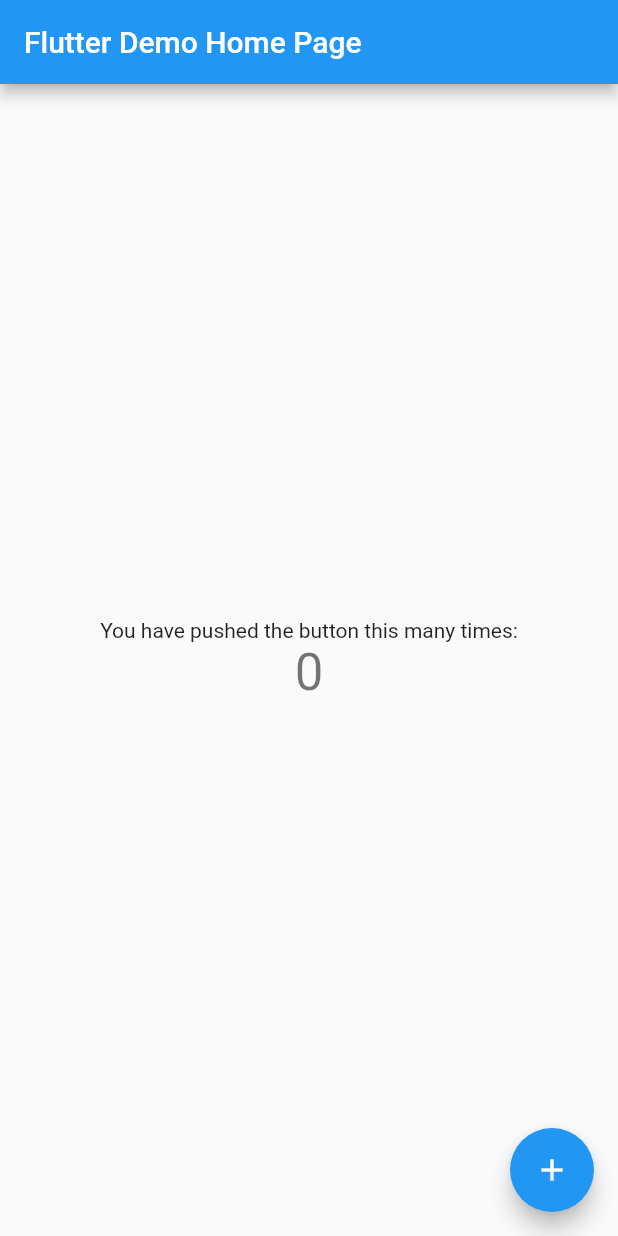
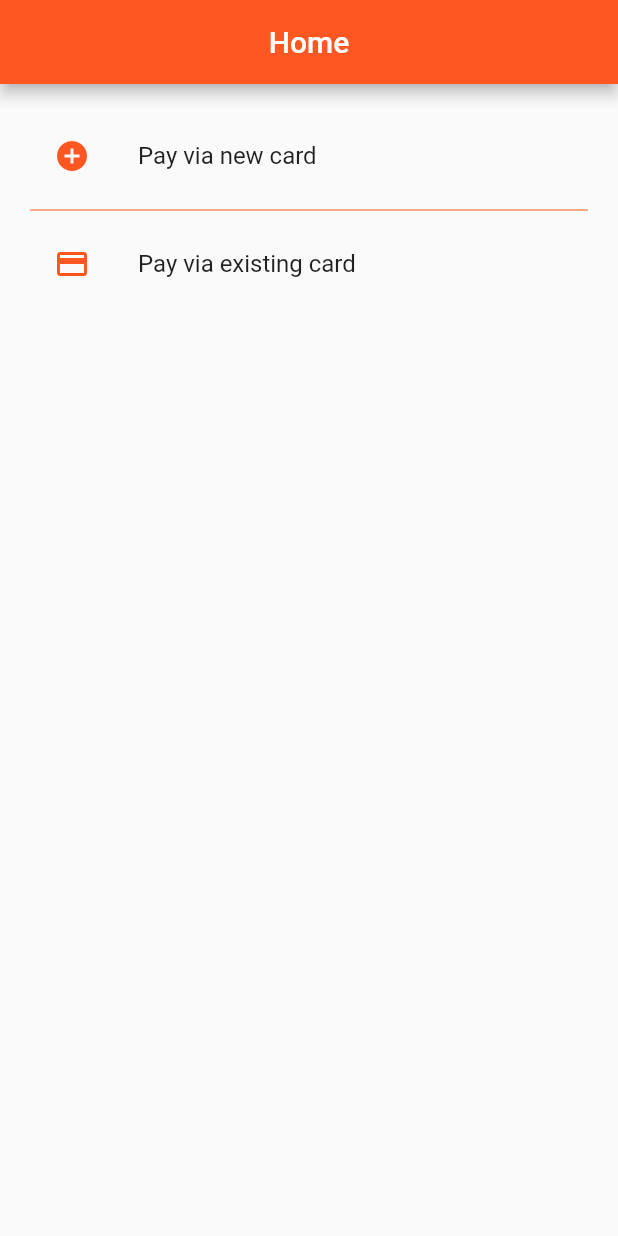
Before and after one commit to hardliver/flutter_stripe, a Flutter app: the screen it shows after launch, on a phone screen of 412 x 824 dp. Run offline on Flutter 3.47's test engine with Material 2 defaults, Android fonts, the phone set to English and light mode, and no system bars; our stand-ins replace flutter_credit_card.

Commit message:
Part 1 / 3 - Home & Existing Cards Pages UI

```diff
--- a/lib/main.dart
+++ b/lib/main.dart
@@ -1,113 +1,24 @@
 import 'package:flutter/material.dart';
+import 'package:flutter_stripe/pages/existing-cards.dart';
+import 'package:flutter_stripe/pages/home.dart';
 
 void main() {
   runApp(MyApp());
 }
 
 class MyApp extends StatelessWidget {
-  // This widget is the root of your application.
   @override
   Widget build(BuildContext context) {
     return MaterialApp(
       title: 'Flutter Demo',
       theme: ThemeData(
-        // This is the theme of your application.
-        //
-        // Try running your application with "flutter run". You'll see the
-        // application has a blue toolbar. Then, without quitting the app, try
-        // changing the primarySwatch below to Colors.green and then invoke
-        // "hot reload" (press "r" in the console where you ran "flutter run",
-        // or simply save your changes to "hot reload" in a Flutter IDE).
-        // Notice that the counter didn't reset back to zero; the application
-        // is not restarted.
-        primarySwatch: Colors.blue,
+        primarySwatch: Colors.deepOrange,
       ),
-      home: MyHomePage(title: 'Flutter Demo Home Page'),
+      initialRoute: '/home',
+      routes: {
+        '/home': (context) => HomePage(),
+        '/existing-cards': (context) => ExistingCardsPage(),
+      },
     );
   }
 }
-
-class MyHomePage extends StatefulWidget {
-  MyHomePage({Key key, this.title}) : super(key: key);
-
-  // This widget is the home page of your application. It is stateful, meaning
-  // that it has a State object (defined below) that contains fields that affect
-  // how it looks.
-
-  // This class is the configuration for the state. It holds the values (in this
-  // case the title) provided by the parent (in this case the App widget) and
-  // used by the build method of the State. Fields in a Widget subclass are
-  // always marked "final".
-
-  final String title;
-
-  @override
-  _MyHomePageState createState() => _MyHomePageState();
-}
-
-class _MyHomePageState extends State<MyHomePage> {
-  int _counter = 0;
-
-  void _incrementCounter() {
-    setState(() {
-      // This call to setState tells the Flutter framework that something has
-      // changed in this State, which causes it to rerun the build method below
-      // so that the display can reflect the updated values. If we changed
-      // _counter without calling setState(), then the build method would not be
-      // called again, and so nothing would appear to happen.
-      _counter++;
-    });
-  }
-
-  @override
-  Widget build(BuildContext context) {
-    // This method is rerun every time setState is called, for instance as done
-    // by the _incrementCounter method above.
-    //
-    // The Flutter framework has been optimized to make rerunning build methods
-    // fast, so that you can just rebuild anything that needs updating rather
-    // than having to individually change instances of widgets.
-    return Scaffold(
-      appBar: AppBar(
-        // Here we take the value from the MyHomePage object that was created by
-        // the App.build method, and use it to set our appbar title.
-        title: Text(widget.title),
-      ),
-      body: Center(
-        // Center is a layout widget. It takes a single child and positions it
-        // in the middle of the parent.
-        child: Column(
-          // Column is also a layout widget. It takes a list of children and
-          // arranges them vertically. By default, it sizes itself to fit its
-          // children horizontally, and tries to be as tall as its parent.
-          //
-          // Invoke "debug painting" (press "p" in the console, choose the
-          // "Toggle Debug Paint" action from the Flutter Inspector in Android
-          // Studio, or the "Toggle Debug Paint" command in Visual Studio Code)
-          // to see the wireframe for each widget.
-          //
-          // Column has various properties to control how it sizes itself and
-          // how it positions its children. Here we use mainAxisAlignment to
-          // center the children vertically; the main axis here is the vertical
-          // axis because Columns are vertical (the cross axis would be
-          // horizontal).
-          mainAxisAlignment: MainAxisAlignment.center,
-          children: <Widget>[
-            Text(
-              'You have pushed the button this many times:',
-            ),
-            Text(
-              '$_counter',
-              style: Theme.of(context).textTheme.headline4,
-            ),
-          ],
-        ),
-      ),
-      floatingActionButton: FloatingActionButton(
-        onPressed: _incrementCounter,
-        tooltip: 'Increment',
-        child: Icon(Icons.add),
-      ), // This trailing comma makes auto-formatting nicer for build methods.
-    );
-  }
-}
--- /dev/null
+++ b/lib/pages/home.dart
@@ -0,0 +1,75 @@
+import 'package:flutter/material.dart';
+import 'package:flutter_stripe/services/payment-service.dart';
+
+class HomePage extends StatefulWidget {
+  @override
+  _HomePageState createState() => _HomePageState();
+}
+
+class _HomePageState extends State<HomePage> {
+  onItemPress(BuildContext context, int index) {
+    switch (index) {
+      case 0:
+        var response = StripeService.payWithNewCard(
+          amount: '150',
+          currency: 'USD',
+        );
+        if (response.success == true) {
+          ScaffoldMessenger.of(context).showSnackBar(
+            SnackBar(
+              content: Text(response.message),
+              duration: new Duration(milliseconds: 1200),
+            ),
+          );
+        }
+        break;
+      case 1:
+        Navigator.pushNamed(context, '/existing-cards');
+    }
+  }
+
+  @override
+  Widget build(BuildContext context) {
+    ThemeData theme = Theme.of(context);
+    return Scaffold(
+      appBar: AppBar(
+        centerTitle: true,
+        title: Text('Home'),
+      ),
+      body: Container(
+        padding: EdgeInsets.all(20),
+        child: ListView.separated(
+          itemBuilder: (context, index) {
+            Icon icon;
+            Text text;
+
+            switch (index) {
+              case 0:
+                icon = Icon(Icons.add_circle, color: theme.primaryColor);
+                text = Text('Pay via new card');
+                break;
+              case 1:
+                icon = Icon(Icons.credit_card, color: theme.primaryColor);
+                text = Text('Pay via existing card');
+                break;
+            }
+
+            return InkWell(
+              onTap: () {
+                onItemPress(context, index);
+              },
+              child: ListTile(
+                title: text,
+                leading: icon,
+              ),
+            );
+          },
+          separatorBuilder: (context, index) => Divider(
+            color: theme.primaryColor,
+          ),
+          itemCount: 2,
+        ),
+      ),
+    );
+  }
+}
--- /dev/null
+++ b/lib/services/payment-service.dart
@@ -0,0 +1,28 @@
+class StripeTransactionResponse {
+  String message;
+  bool success;
+  StripeTransactionResponse({this.message, this.success});
+}
+
+class StripeService {
+  static String apiBase = 'https://api.stripe.com//v1';
+  static String secret = '';
+
+  static init() {}
+
+  static StripeTransactionResponse payWithExistingCard(
+      {String amount, String currency, card}) {
+    return new StripeTransactionResponse(
+      message: 'Transaction successful',
+      success: true,
+    );
+  }
+
+  static StripeTransactionResponse payWithNewCard(
+      {String amount, String currency}) {
+    return new StripeTransactionResponse(
+      message: 'Transaction successful',
+      success: true,
+    );
+  }
+}
--- a/pubspec.yaml
+++ b/pubspec.yaml
@@ -23,7 +23,7 @@
 dependencies:
   flutter:
     sdk: flutter
-
+  flutter_credit_card: ^0.1.4
 
   # The following adds the Cupertino Icons font to your application.
   # Use with the CupertinoIcons class for iOS style icons.
```
Also changed, not shown: lib/pages/existing-cards.dart (added, +77 -0 lines), pubspec.lock.
